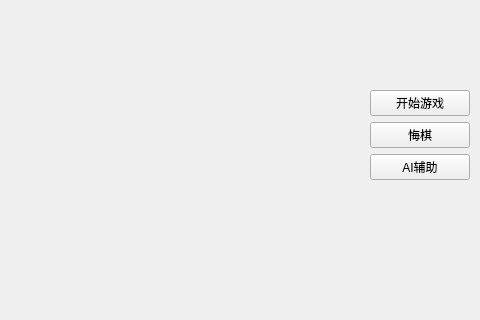
The window that gamewindow.ui (w1049/Gobang) describes before a commit, drawn with Qt 5; both pictures show x 270 to 750 and y 0 to 320 of the 750 by 660 pixel window.
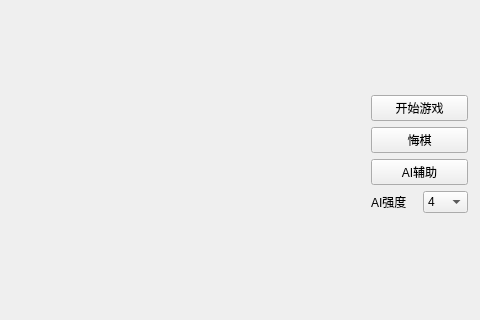
The same window after the commit.

Commit message: ai depth upd

What changed in the file:
```diff
--- a/gamewindow.ui
+++ b/gamewindow.ui
@@ -13,13 +13,13 @@
   <property name="windowTitle">
    <string>五子棋</string>
   </property>
-  <widget class="QWidget" name="layoutWidget">
+  <widget class="QWidget" name="">
    <property name="geometry">
     <rect>
-     <x>640</x>
-     <y>20</y>
-     <width>100</width>
-     <height>160</height>
+     <x>641</x>
+     <y>21</y>
+     <width>97</width>
+     <height>192</height>
     </rect>
    </property>
    <layout class="QVBoxLayout" name="verticalLayout_2">
@@ -68,6 +68,49 @@
       </item>
      </layout>
     </item>
+    <item>
+     <layout class="QHBoxLayout" name="horizontalLayout">
+      <item>
+       <widget class="QLabel" name="label">
+        <property name="text">
+         <string>AI强度</string>
+        </property>
+       </widget>
+      </item>
+      <item>
+       <widget class="QComboBox" name="depthCombo">
+        <property name="editable">
+         <bool>false</bool>
+        </property>
+        <item>
+         <property name="text">
+          <string>4</string>
+         </property>
+        </item>
+        <item>
+         <property name="text">
+          <string>1</string>
+         </property>
+        </item>
+        <item>
+         <property name="text">
+          <string>2</string>
+         </property>
+        </item>
+        <item>
+         <property name="text">
+          <string>3</string>
+         </property>
+        </item>
+        <item>
+         <property name="text">
+          <string>5</string>
+         </property>
+        </item>
+       </widget>
+      </item>
+     </layout>
+    </item>
    </layout>
   </widget>
  </widget>
```
The commit also changes 18 other files.
